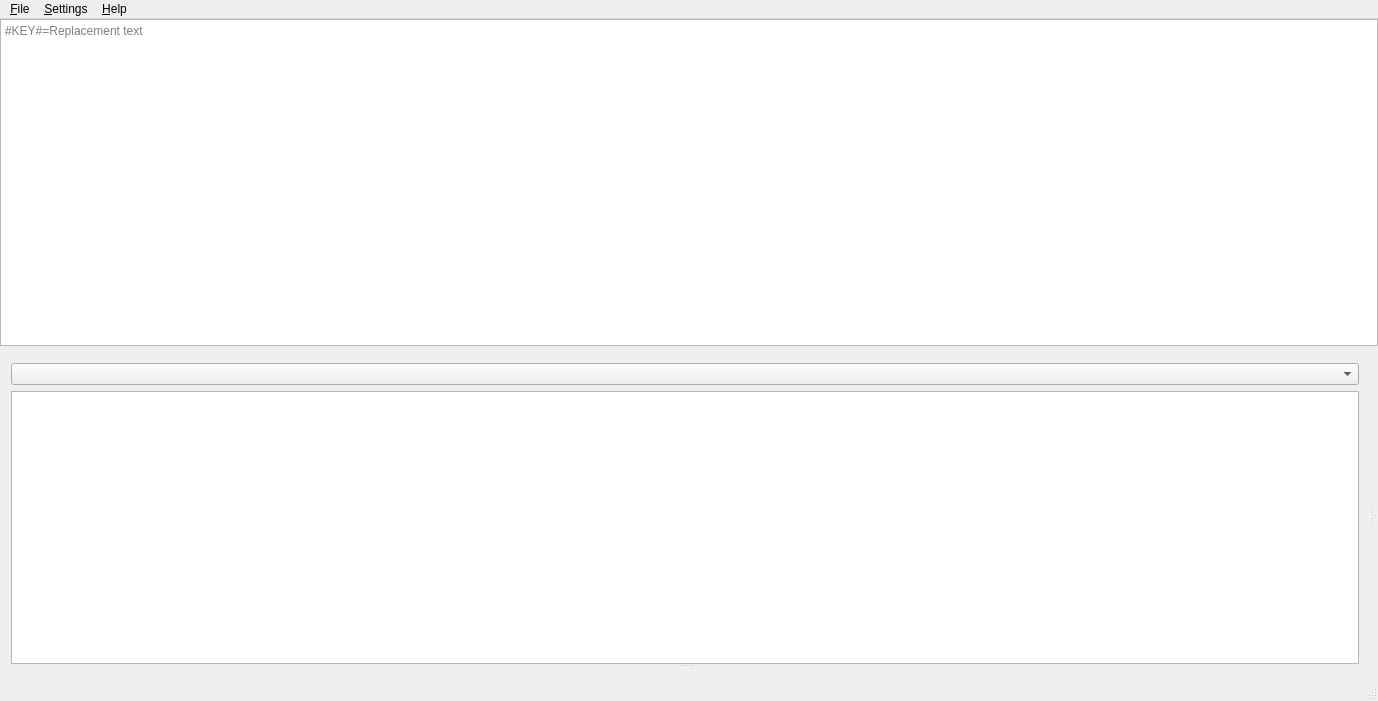
Old version of the form src/home/tool/flifaqer/MainWindow.ui in the repository heimdallr/books-tools.
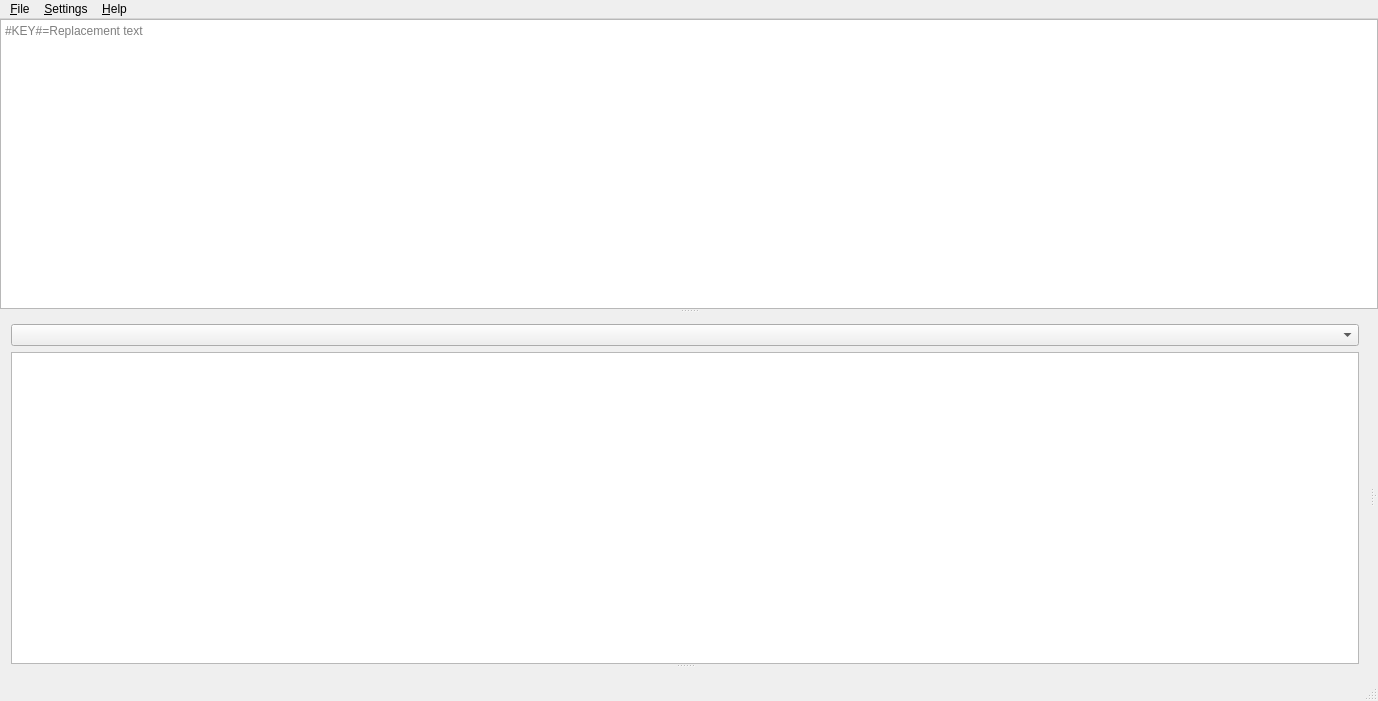
New version of the form.

Commit message: Сплиттер для окна макроса. Работает штоле???

```diff
--- a/src/home/tool/flifaqer/MainWindow.ui
+++ b/src/home/tool/flifaqer/MainWindow.ui
@@ -25,6 +25,10 @@
      <number>0</number>
     </property>
     <item>
+     <widget class="QSplitter" name="splitterM">
+      <property name="orientation">
+       <enum>Qt::Orientation::Vertical</enum>
+      </property>
      <widget class="QPlainTextEdit" name="replacements">
       <property name="sizePolicy">
        <sizepolicy hsizetype="Expanding" vsizetype="Preferred">
@@ -42,8 +46,6 @@
        <string>#KEY#=Replacement text</string>
       </property>
      </widget>
-    </item>
-    <item>
      <widget class="QSplitter" name="splitterV">
       <property name="orientation">
        <enum>Qt::Orientation::Horizontal</enum>
@@ -95,6 +97,7 @@
        </property>
        <widget class="QStackedWidget" name="referenceView"/>
        <widget class="QStackedWidget" name="translationView"/>
+       </widget>
       </widget>
      </widget>
     </item>
```
Lines whose indentation alone changed are shown as unchanged.
